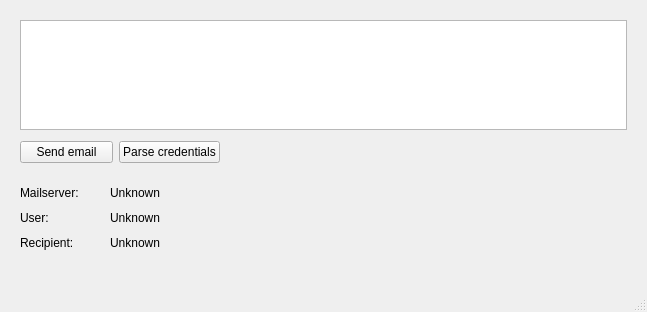
The window that quickmail/MainWindow.ui (dietervansteenwegen/quickmail) describes before a commit, drawn with Qt 5.
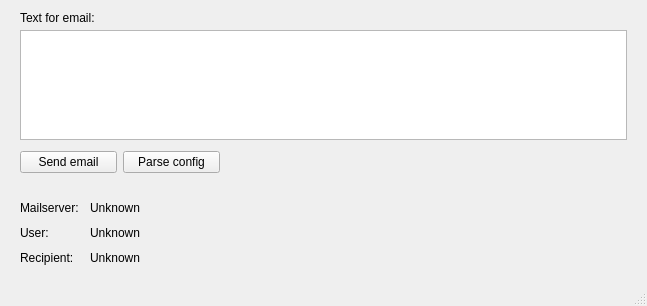
The same window after the commit. Icons and pictures are not drawn.

```diff
--- a/quickmail/MainWindow.ui
+++ b/quickmail/MainWindow.ui
@@ -7,7 +7,7 @@
     <x>0</x>
     <y>0</y>
     <width>647</width>
-    <height>312</height>
+    <height>306</height>
    </rect>
   </property>
   <property name="sizePolicy">
@@ -28,7 +28,7 @@
     <property name="geometry">
      <rect>
       <x>20</x>
-      <y>20</y>
+      <y>30</y>
       <width>607</width>
       <height>110</height>
      </rect>
@@ -44,7 +44,7 @@
     <property name="geometry">
      <rect>
       <x>20</x>
-      <y>185</y>
+      <y>200</y>
       <width>91</width>
       <height>16</height>
      </rect>
@@ -57,7 +57,7 @@
     <property name="geometry">
      <rect>
       <x>20</x>
-      <y>210</y>
+      <y>225</y>
       <width>71</width>
       <height>16</height>
      </rect>
@@ -70,7 +70,7 @@
     <property name="geometry">
      <rect>
       <x>20</x>
-      <y>235</y>
+      <y>250</y>
       <width>61</width>
       <height>16</height>
      </rect>
@@ -83,7 +83,7 @@
     <property name="geometry">
      <rect>
       <x>20</x>
-      <y>140</y>
+      <y>150</y>
       <width>200</width>
       <height>25</height>
      </rect>
@@ -102,7 +102,7 @@
      <item>
       <widget class="QPushButton" name="btn_parse_cred">
        <property name="text">
-        <string>Parse credentials</string>
+        <string>Parse config</string>
        </property>
       </widget>
      </item>
@@ -112,7 +112,7 @@
     <property name="geometry">
      <rect>
       <x>490</x>
-      <y>160</y>
+      <y>170</y>
       <width>121</width>
       <height>101</height>
      </rect>
@@ -130,8 +130,8 @@
    <widget class="QLabel" name="lbl_server">
     <property name="geometry">
      <rect>
-      <x>110</x>
-      <y>185</y>
+      <x>90</x>
+      <y>200</y>
       <width>200</width>
       <height>15</height>
      </rect>
@@ -149,8 +149,8 @@
    <widget class="QLabel" name="lbl_user">
     <property name="geometry">
      <rect>
-      <x>110</x>
-      <y>210</y>
+      <x>90</x>
+      <y>225</y>
       <width>200</width>
       <height>15</height>
      </rect>
@@ -168,8 +168,8 @@
    <widget class="QLabel" name="lbl_recipient">
     <property name="geometry">
      <rect>
-      <x>110</x>
-      <y>235</y>
+      <x>90</x>
+      <y>250</y>
       <width>200</width>
       <height>15</height>
      </rect>
@@ -184,6 +184,19 @@
      <string>Unknown</string>
     </property>
    </widget>
+   <widget class="QLabel" name="label">
+    <property name="geometry">
+     <rect>
+      <x>20</x>
+      <y>10</y>
+      <width>111</width>
+      <height>16</height>
+     </rect>
+    </property>
+    <property name="text">
+     <string>Text for email:</string>
+    </property>
+   </widget>
   </widget>
   <widget class="QMenuBar" name="menubar">
    <property name="geometry">
```
Left out of the diff: 4 changed lines with no effect on the pictures.
